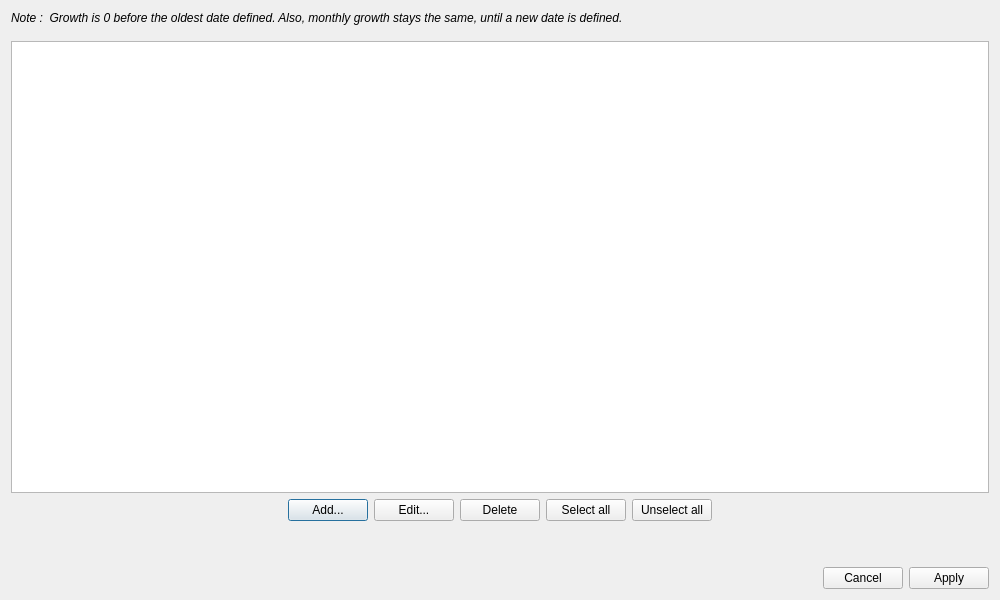
Above: src/editvariablegrowthdialog.ui from redmoon1945/gbp before the change. Below: the same form after it.
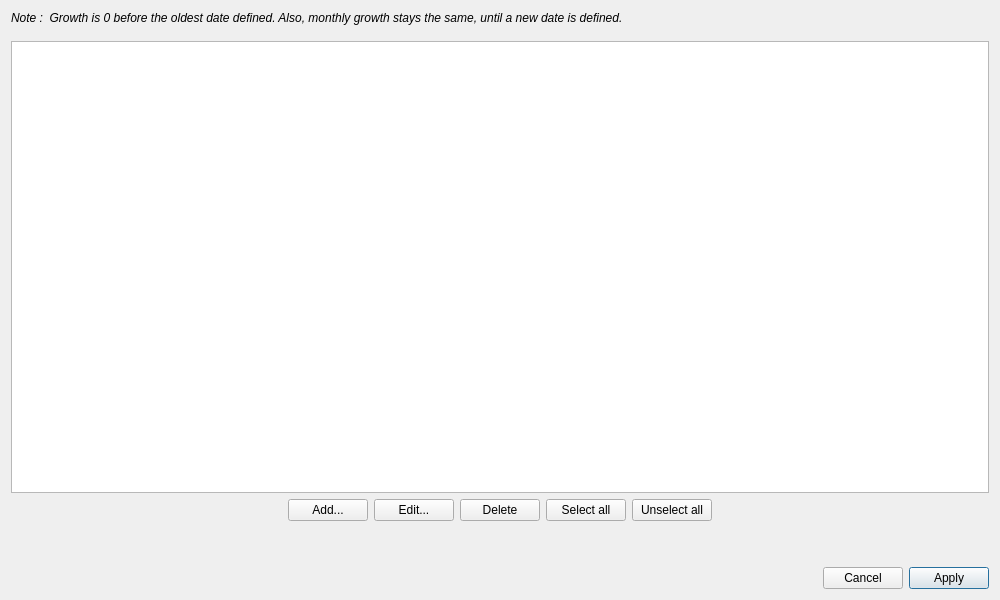
That is the form after the change.

What changed in the file:
```diff
--- a/src/editvariablegrowthdialog.ui
+++ b/src/editvariablegrowthdialog.ui
@@ -92,6 +92,9 @@
          <property name="text">
           <string>Add...</string>
          </property>
+         <property name="autoDefault">
+          <bool>false</bool>
+         </property>
         </widget>
        </item>
        <item>
@@ -177,6 +180,12 @@
          <property name="text">
           <string>Apply</string>
          </property>
+         <property name="autoDefault">
+          <bool>false</bool>
+         </property>
+         <property name="default">
+          <bool>true</bool>
+         </property>
         </widget>
        </item>
       </layout>
```
Left out of the diff: 17 changed lines with no effect on the pictures.
